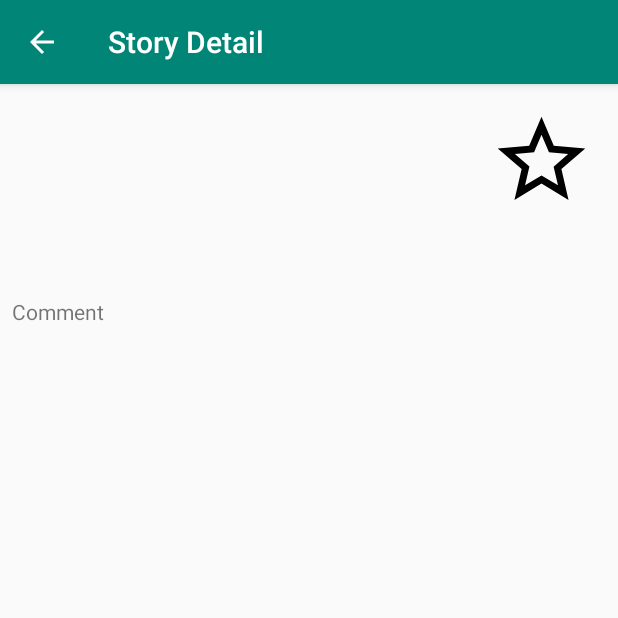
After one commit to ilhamamirullah/TestTelkom, an Android app: the StoryDetailActivity screen opened directly, with no data from a screen before it, on a phone screen of 412 x 824 dp, the top half of it. The commit adds this screen. Run offline under Robolectric (Android 15) with nearby library versions, the phone set to English and light mode, and no system bars; 1 statement that could not run was skipped.

Commit message:
add detail

```diff
--- a/app/src/main/AndroidManifest.xml
+++ b/app/src/main/AndroidManifest.xml
@@ -7,11 +7,13 @@
     <application
             android:allowBackup="true"
             android:icon="@mipmap/ic_launcher"
-            android:label="@string/app_name"
+            android:label="Top Story"
             android:roundIcon="@mipmap/ic_launcher_round"
             android:supportsRtl="true"
             android:theme="@style/AppTheme">
-        <activity android:name=".activities.StoryDetail">
+        <activity android:name=".activities.StoryDetailActivity"
+        android:parentActivityName=".activities.MainActivity"
+        android:label="Story Detail">
         </activity>
         <activity android:name=".activities.MainActivity">
             <intent-filter>
--- a/app/src/main/java/com/ilhamamirullah/testtelkom/activities/MainActivity.kt
+++ b/app/src/main/java/com/ilhamamirullah/testtelkom/activities/MainActivity.kt
@@ -43,7 +43,8 @@ class MainActivity : AppCompatActivity() {
                             val title = response.body()!!.title.toString()
                             val score = response.body()!!.score.toString()
                             val jmlComment = response.body()!!.kids?.size.toString()
-                            val articleModel = ArticleModel(title, jmlComment,score)
+                            val id = response.body()!!.id!!
+                            val articleModel = ArticleModel(id, title, jmlComment,score)
                             list.add(articleModel)
                             val adapter = TopStoryAdapter(list)
                             recyclerview.setAdapter(adapter)
--- a/app/src/main/java/com/ilhamamirullah/testtelkom/api/ApiInterface.kt
+++ b/app/src/main/java/com/ilhamamirullah/testtelkom/api/ApiInterface.kt
@@ -1,5 +1,6 @@
 package com.ilhamamirullah.testtelkom.api
 
+import com.ilhamamirullah.testtelkom.models.CommentResponse
 import com.ilhamamirullah.testtelkom.models.TopStoriesModel
 import retrofit2.Call
 import retrofit2.http.GET
@@ -7,8 +8,11 @@ import retrofit2.http.Path
 
 interface ApiInterface {
     @GET("v0/topstories.json?print=pretty")
-    abstract fun getTopStories(): Call<List<Int>>
+    fun getTopStories(): Call<List<Int>>
 
     @GET("v0/item/{articleid}.json?print=pretty")
-    abstract fun getArticle(@Path("articleid") id: Int): Call<TopStoriesModel>
+    fun getArticle(@Path("articleid") id: Int): Call<TopStoriesModel>
+
+    @GET("v0/item/{id}.json?print=pretty")
+    fun gatComment(@Path("id") id: Int): Call<CommentResponse>
 }
--- a/app/src/main/java/com/ilhamamirullah/testtelkom/models/ArticleModel.kt
+++ b/app/src/main/java/com/ilhamamirullah/testtelkom/models/ArticleModel.kt
@@ -1,3 +1,3 @@
 package com.ilhamamirullah.testtelkom.models
 
-class ArticleModel(var title: String, var jmlComment: String, var score:String)
+class ArticleModel(var id: Int,var title: String, var jmlComment: String, var score:String)
--- /dev/null
+++ b/app/src/main/res/drawable/ic_star_border_black_24dp.xml
@@ -0,0 +1,9 @@
+<vector xmlns:android="http://schemas.android.com/apk/res/android"
+        android:width="24dp"
+        android:height="24dp"
+        android:viewportWidth="24.0"
+        android:viewportHeight="24.0">
+    <path
+        android:fillColor="#FF000000"
+        android:pathData="M22,9.24l-7.19,-0.62L12,2 9.19,8.63 2,9.24l5.46,4.73L5.82,21 12,17.27 18.18,21l-1.63,-7.03L22,9.24zM12,15.4l-3.76,2.27 1,-4.28 -3.32,-2.88 4.38,-0.38L12,6.1l1.71,4.04 4.38,0.38 -3.32,2.88 1,4.28L12,15.4z"/>
+</vector>
--- a/app/src/main/res/layout/activity_story_detail.xml
+++ b/app/src/main/res/layout/activity_story_detail.xml
@@ -1,10 +1,70 @@
 <?xml version="1.0" encoding="utf-8"?>
-<android.support.constraint.ConstraintLayout
+<ScrollView
         xmlns:android="http://schemas.android.com/apk/res/android"
         xmlns:tools="http://schemas.android.com/tools"
         xmlns:app="http://schemas.android.com/apk/res-auto"
         android:layout_width="match_parent"
         android:layout_height="match_parent"
-        tools:context=".activities.StoryDetail">
+        tools:context=".activities.StoryDetailActivity">
+    <android.support.constraint.ConstraintLayout
+            android:layout_width="match_parent"
+            android:layout_height="wrap_content">
 
-</android.support.constraint.ConstraintLayout>
+        <TextView
+                android:layout_width="0dp"
+                android:layout_height="wrap_content"
+                android:id="@+id/detail_title"
+                app:layout_constraintTop_toTopOf="@+id/detail_imageView" app:layout_constraintStart_toStartOf="parent"
+                android:layout_marginStart="8dp" app:layout_constraintEnd_toStartOf="@+id/detail_imageView"
+                app:layout_constraintBottom_toBottomOf="@+id/detail_imageView"
+                android:textAlignment="center" android:textColor="@android:color/black" android:textSize="18sp"/>
+    <ImageView
+            android:layout_width="70dp"
+            android:layout_height="70dp"
+            app:srcCompat="@drawable/ic_star_border_black_24dp"
+            android:id="@+id/detail_imageView" app:layout_constraintEnd_toEndOf="parent"
+            android:layout_marginEnd="16dp" app:layout_constraintTop_toTopOf="parent"
+            android:layout_marginTop="16dp" app:layout_constraintStart_toEndOf="@+id/detail_title"
+            android:layout_marginStart="8dp" tools:ignore="VectorDrawableCompat"/>
+        <TextView
+                android:layout_width="0dp"
+                android:layout_height="wrap_content"
+                android:id="@+id/detail_by"
+                app:layout_constraintTop_toBottomOf="@+id/detail_title" android:layout_marginTop="16dp"
+                app:layout_constraintStart_toStartOf="parent" android:layout_marginStart="8dp"
+                app:layout_constraintEnd_toStartOf="@+id/detail_imageView" android:layout_marginEnd="8dp"
+                android:textAlignment="center" android:textColor="@android:color/black"/>
+        <TextView
+                android:layout_width="0dp"
+                android:layout_height="wrap_content"
+                android:id="@+id/detail_date"
+                app:layout_constraintTop_toBottomOf="@+id/detail_by" app:layout_constraintStart_toStartOf="parent"
+                android:layout_marginStart="8dp" app:layout_constraintEnd_toEndOf="@+id/detail_by"
+                android:layout_marginTop="8dp" android:textAlignment="center" android:textColor="@android:color/black"/>
+    <TextView
+            android:text="Comment"
+            android:layout_width="0dp"
+            android:layout_height="wrap_content"
+            android:id="@+id/textView8"
+            app:layout_constraintStart_toStartOf="parent"
+            android:layout_marginStart="8dp"
+            app:layout_constraintEnd_toEndOf="parent"
+            android:layout_marginEnd="8dp"
+            android:layout_marginTop="16dp"
+            app:layout_constraintTop_toBottomOf="@+id/detail_date"/>
+    <RelativeLayout
+            android:layout_width="match_parent"
+            android:layout_height="wrap_content"
+            app:layout_constraintTop_toBottomOf="@+id/textView8"
+            app:layout_constraintStart_toStartOf="parent" app:layout_constraintEnd_toEndOf="parent">
+
+        <android.support.v7.widget.RecyclerView
+                android:layout_width="match_parent"
+                android:layout_height="wrap_content"
+                android:layout_marginTop="8dp"
+                android:layout_marginStart="8dp"
+                android:layout_marginEnd="8dp"
+                android:id="@+id/detail_coment_recyclerview"/>
+    </RelativeLayout>
+    </android.support.constraint.ConstraintLayout>
+</ScrollView>
```
Also changed, not shown: app/src/main/java/com/ilhamamirullah/testtelkom/activities/StoryDetail.kt (deleted, +0 -12 lines), app/src/main/java/com/ilhamamirullah/testtelkom/activities/StoryDetailActivity.kt (added, +91 -0 lines), app/src/main/java/com/ilhamamirullah/testtelkom/adapters/CommentAdapter.kt (added, +39 -0 lines), app/src/main/java/com/ilhamamirullah/testtelkom/adapters/TopStoryAdapter.kt (+7 -2 lines), app/src/main/java/com/ilhamamirullah/testtelkom/models/CommentResponse.kt (added, +27 -0 lines), app/src/main/res/drawable/ic_star_black_24dp.xml (added, +9 -0 lines), app/src/main/res/layout/activity_main.xml (+19 -4 lines), app/src/main/res/layout/item_comment.xml (added, +27 -0 lines).
